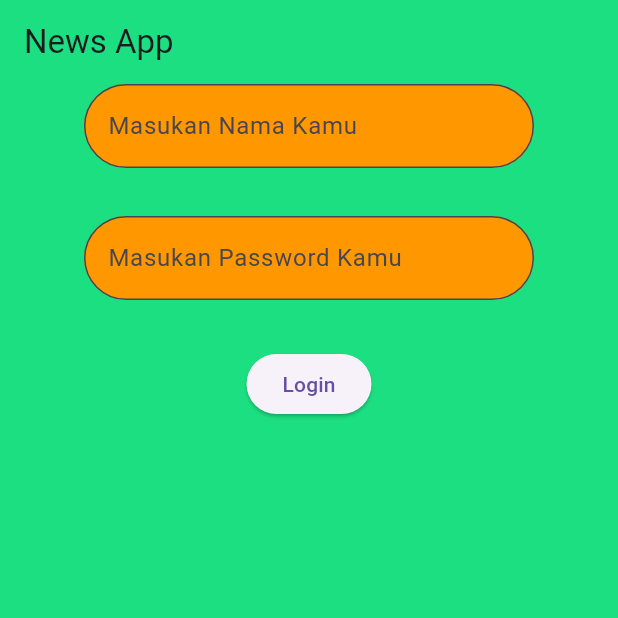
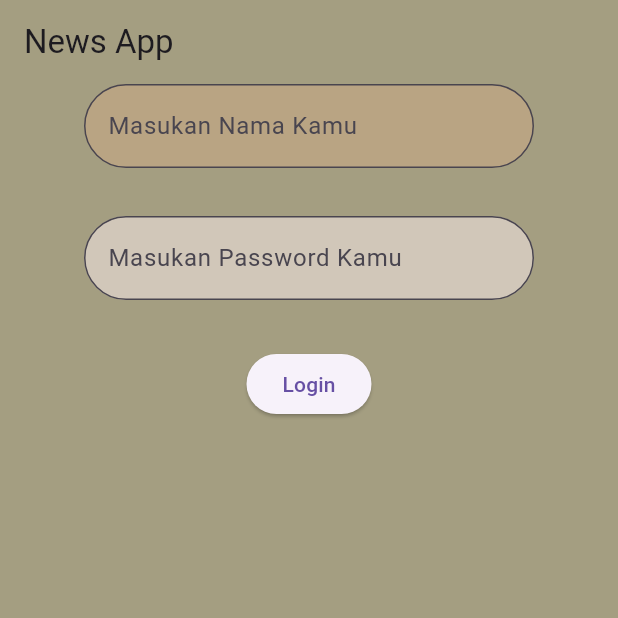
Before and after one commit to qnshafirahub/News-Article-App, a Flutter app: the screen it shows after launch, on a phone screen of 412 x 824 dp, the top half of it. Run offline on Flutter 3.47's test engine with Material 3 defaults, Android fonts, the phone set to English and light mode, and no system bars.

Commit message:
Oct 7, 2026, 12:09 PM

```diff
--- a/lib/main.dart
+++ b/lib/main.dart
@@ -25,7 +25,7 @@ class _LoginPageState extends State<LoginPage> {
         backgroundColor: Color.fromARGB(0, 50, 145, 145),
       ),
 
-      backgroundColor: Color.fromARGB(245, 19, 222, 124),
+      backgroundColor: Color.fromARGB(245, 160, 154, 124),
 
       body: Column(
         children: [
@@ -34,7 +34,7 @@ class _LoginPageState extends State<LoginPage> {
               width: 300,
               child: TextFormField(
                 decoration: InputDecoration(
-                  fillColor: Colors.orange,
+                  fillColor: const Color.fromARGB(255, 185, 164, 131),
                   hintText: 'Masukan Nama Kamu',
                   filled: true,
                   border: OutlineInputBorder(
@@ -61,7 +61,7 @@ class _LoginPageState extends State<LoginPage> {
             width: 300,
             child: TextFormField(
               decoration: InputDecoration(
-                fillColor: Colors.orange,
+                fillColor: const Color.fromARGB(255, 209, 199, 185),
                 hintText: 'Masukan Password Kamu',
                 filled: true,
                 border: OutlineInputBorder(
```
